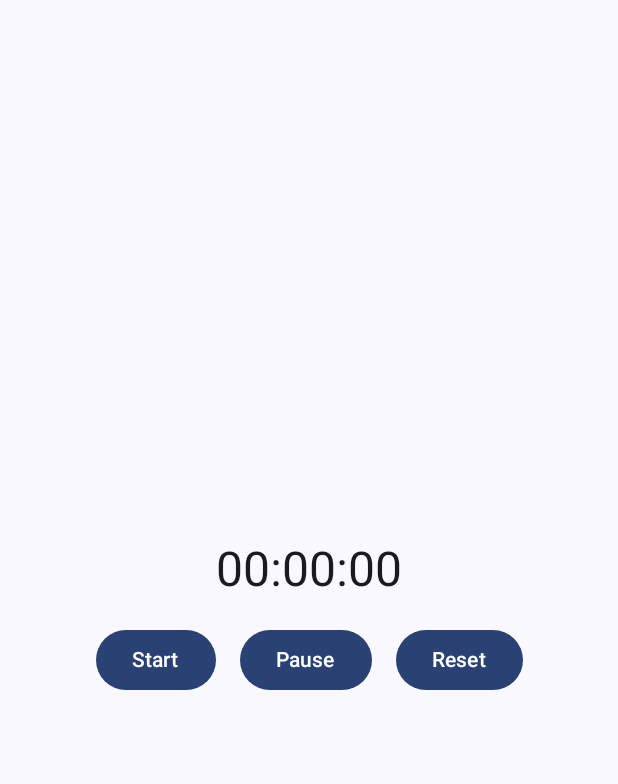
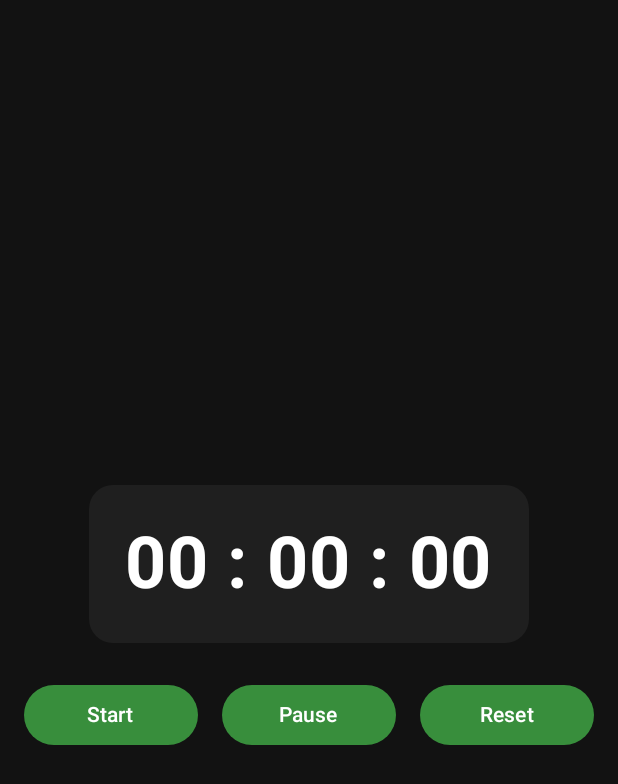
Before and after one commit to mohamedibrahim3/PRODIGY_AD_03, an Android app built with Jetpack Compose: the screen it shows after launch (MainActivity), on a phone screen of 412 x 824 dp. Shown: the top 784 px of the screen. Run offline under Robolectric (Android 15) with nearby library versions, the phone set to English and light mode, and no system bars.

Commit message:
Edit Screen design

```diff
--- a/app/src/main/java/com/mada/stopwatchapp/presentation/screen/FormatTime.kt
+++ b/app/src/main/java/com/mada/stopwatchapp/presentation/screen/FormatTime.kt
@@ -5,5 +5,5 @@ fun FormatTime(milliseconds: Long): String {
     val seconds = (milliseconds % 60000) / 1000
     val millis = (milliseconds % 1000) / 10
 
-    return "%02d:%02d:%02d".format(minutes, seconds, millis)
+    return "%02d : %02d : %02d".format(minutes, seconds, millis)
 }
--- a/app/src/main/java/com/mada/stopwatchapp/presentation/screen/StopwatchScreen.kt
+++ b/app/src/main/java/com/mada/stopwatchapp/presentation/screen/StopwatchScreen.kt
@@ -1,21 +1,28 @@
 package com.mada.stopwatchapp.presentation.screen
 
+import androidx.compose.foundation.background
 import androidx.compose.foundation.layout.Arrangement
+import androidx.compose.foundation.layout.Box
 import androidx.compose.foundation.layout.Column
 import androidx.compose.foundation.layout.Row
 import androidx.compose.foundation.layout.Spacer
 import androidx.compose.foundation.layout.fillMaxSize
 import androidx.compose.foundation.layout.height
 import androidx.compose.foundation.layout.padding
+import androidx.compose.foundation.shape.RoundedCornerShape
 import androidx.compose.material3.Button
+import androidx.compose.material3.ButtonDefaults
 import androidx.compose.material3.MaterialTheme
 import androidx.compose.material3.Text
 import androidx.compose.runtime.Composable
 import androidx.compose.runtime.collectAsState
 import androidx.compose.ui.Alignment
 import androidx.compose.ui.Modifier
+import androidx.compose.ui.graphics.Color
+import androidx.compose.ui.text.font.FontWeight
 import androidx.compose.ui.tooling.preview.Preview
 import androidx.compose.ui.unit.dp
+import androidx.compose.ui.unit.sp
 import androidx.lifecycle.viewmodel.compose.viewModel
 import com.mada.stopwatchapp.presentation.viewmodel.StopwatchViewModel
 
@@ -42,30 +49,51 @@ fun StopwatchContent(
     Column(
         modifier = Modifier
             .fillMaxSize()
+            .background(Color(0xFF121212))
             .padding(16.dp),
         horizontalAlignment = Alignment.CenterHorizontally,
         verticalArrangement = Arrangement.Center
     ) {
-        Text(
-            text = FormatTime(time),
-            style = MaterialTheme.typography.headlineLarge
-        )
+        Box(
+            modifier = Modifier
+                .background(Color(0xFF1F1F1F), shape = RoundedCornerShape(16.dp))
+                .padding(24.dp)
 
-        Spacer(modifier = Modifier.height(16.dp))
+        ) {
+            Text(
+                text = FormatTime(time),
+                fontSize = 48.sp,
+                fontWeight = FontWeight.Bold,
+                color = Color.White
+            )
+        }
+        Spacer(modifier = Modifier.height(24.dp))
 
         Row(
             horizontalArrangement = Arrangement.spacedBy(16.dp)
         ) {
-            Button(onClick = onStart) {
-                Text("Start")
+            Button(
+                onClick = onStart,
+                colors = ButtonDefaults.buttonColors(containerColor = Color(0xFF388E3C)),
+                modifier = Modifier.weight(1f)
+            ) {
+                Text("Start", color = Color.White)
             }
 
-            Button(onClick = onPause) {
-                Text("Pause")
+            Button(
+                onClick = onPause,
+                colors = ButtonDefaults.buttonColors(containerColor = Color(0xFF388E3C)),
+                modifier = Modifier.weight(1f)
+            ) {
+                Text("Pause", color = Color.White)
             }
 
-            Button(onClick = onReset) {
-                Text("Reset")
+            Button(
+                onClick = onReset,
+                colors = ButtonDefaults.buttonColors(containerColor = Color(0xFF388E3C)),
+                modifier = Modifier.weight(1f)
+            ) {
+                Text("Reset", color = Color.White)
             }
         }
     }
```
